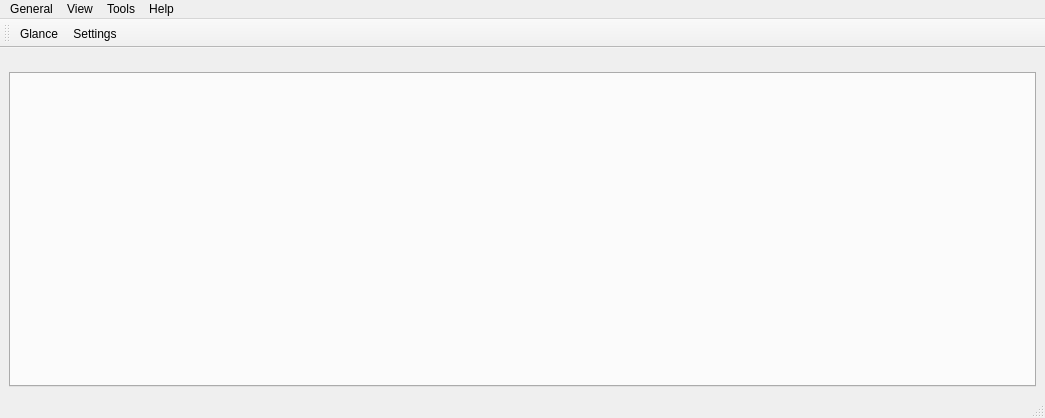
0xd34df00d/leechcraft, file src/leechcraft.ui: the form before one commit.
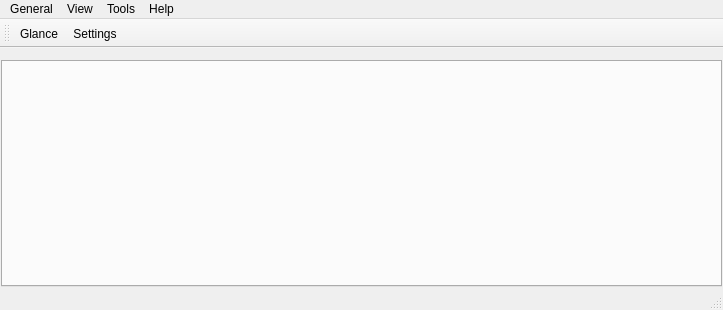
The form after the commit. Icons and pictures are not drawn. Custom widgets are drawn as their Qt base class.

Commit message: Core: fixed margins.

What changed in the file:
```diff
--- a/src/leechcraft.ui
+++ b/src/leechcraft.ui
@@ -6,8 +6,8 @@
    <rect>
     <x>0</x>
     <y>0</y>
-    <width>1045</width>
-    <height>418</height>
+    <width>723</width>
+    <height>310</height>
    </rect>
   </property>
   <property name="sizePolicy">
@@ -25,6 +25,12 @@
   </property>
   <widget class="QWidget" name="centralwidget">
    <layout class="QGridLayout" name="gridLayout">
+    <property name="margin">
+     <number>1</number>
+    </property>
+    <property name="spacing">
+     <number>2</number>
+    </property>
     <item row="0" column="0">
      <widget class="LeechCraft::FullscreenSpacerLabel" name="Label_">
       <property name="sizePolicy">
@@ -95,8 +101,8 @@
     <rect>
      <x>0</x>
      <y>0</y>
-     <width>1045</width>
-     <height>21</height>
+     <width>723</width>
+     <height>23</height>
     </rect>
    </property>
    <widget class="QMenu" name="MenuGeneral_">
```
